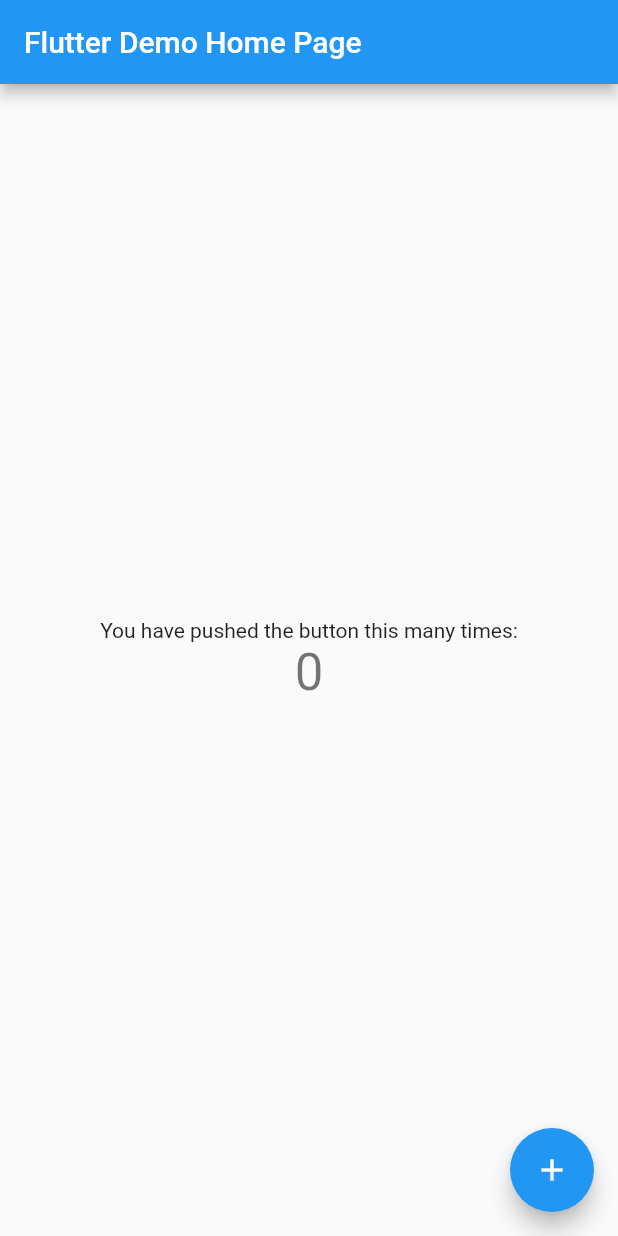
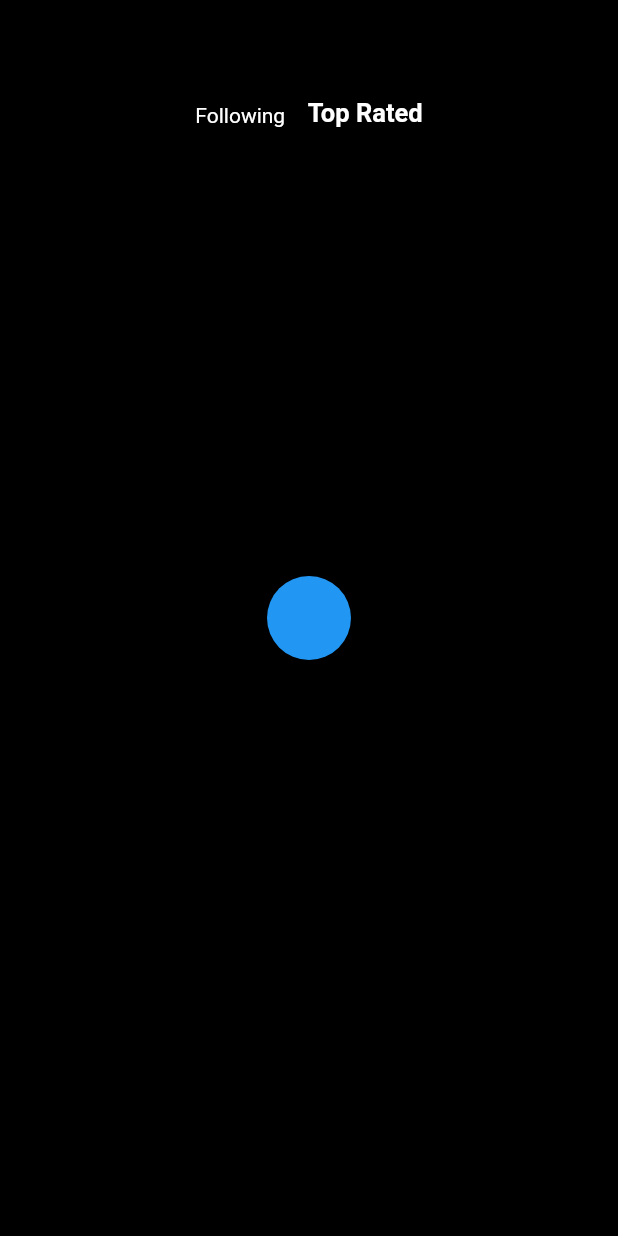
Before and after one commit to Satyam-Jaiswal/Memy, a Flutter app: the screen it shows after launch, on a phone screen of 412 x 824 dp. Run offline on Flutter 3.47's test engine with Material 2 defaults, Android fonts, the phone set to English and light mode, and no system bars.

Commit message:
UI under development

```diff
--- /dev/null
+++ b/lib/Screens/Home.dart
@@ -0,0 +1,67 @@
+import 'package:flutter/material.dart';
+
+import 'Profile.dart';
+
+class Home extends StatefulWidget {
+  @override
+  _HomeState createState() => _HomeState();
+}
+
+class _HomeState extends State<Home> {
+  Widget get middleSection => Container();
+
+  Widget get topSection => Container(
+        height: 100.0,
+        padding: EdgeInsets.only(bottom: 15.0),
+        alignment: Alignment(0.0, 1.0),
+        child: Row(
+            crossAxisAlignment: CrossAxisAlignment.end,
+            mainAxisSize: MainAxisSize.min,
+            children: <Widget>[
+              Text('Following'),
+              Container(
+                width: 15.0,
+              ),
+              Text('Top Rated',
+                  style: TextStyle(fontSize: 17.0, fontWeight: FontWeight.bold))
+            ]),
+      );
+
+  Widget screenUI() {
+    return Column(
+      mainAxisAlignment: MainAxisAlignment.spaceBetween,
+      children: <Widget>[
+        topSection,
+      ],
+    );
+  }
+
+  @override
+  Widget build(BuildContext context) {
+    return Scaffold(
+      backgroundColor: Colors.black,
+      body: Stack(
+        children: <Widget>[
+          Column(
+            children: <Widget>[
+              middleSection,
+            ],
+          ),
+          screenUI(),
+          Container(
+            child: Center(
+              child: FloatingActionButton(
+                onPressed: () {
+                  Navigator.push(
+                    context,
+                    MaterialPageRoute(builder: (context) => Profile()),
+                  );
+                },
+              ),
+            ),
+          )
+        ],
+      ),
+    );
+  }
+}
--- /dev/null
+++ b/lib/Screens/Profile.dart
@@ -0,0 +1,20 @@
+import 'package:flutter/material.dart';
+
+class Profile extends StatefulWidget {
+  @override
+  _ProfileState createState() => _ProfileState();
+}
+
+class _ProfileState extends State<Profile> {
+  @override
+  Widget build(BuildContext context) {
+    return Scaffold(
+      backgroundColor: Colors.white,
+      body: Center(
+          child: Text(
+        "Bhai profile wala page tu sambhal",
+        style: TextStyle(color: Colors.amber, fontSize: 25),
+      )),
+    );
+  }
+}
--- a/lib/main.dart
+++ b/lib/main.dart
@@ -1,74 +1,26 @@
 import 'package:flutter/material.dart';
 
-void main() {
-  runApp(MyApp());
-}
+import 'Screens/Home.dart';
+
+
+void main() => runApp(MyApp());
+
 
 class MyApp extends StatelessWidget {
-
   @override
   Widget build(BuildContext context) {
     return MaterialApp(
-      title: 'Flutter Demo',
+      debugShowCheckedModeBanner: false,
+      title: "Memy",
       theme: ThemeData(
+         // Uncomment in phase 3 to apply white to text
+        textTheme: Theme.of(context).textTheme.apply(
+          bodyColor: Colors.white,
+          displayColor: Colors.white
+        ),
+      ),
+      home: Home(),
 
-        primarySwatch: Colors.blue,
-
-        visualDensity: VisualDensity.adaptivePlatformDensity,
-      ),
-      home: MyHomePage(title: 'Flutter Demo Home Page'),
     );
   }
 }
-
-class MyHomePage extends StatefulWidget {
-  MyHomePage({Key key, this.title}) : super(key: key);
-
-  final String title;
-
-  @override
-  _MyHomePageState createState() => _MyHomePageState();
-}
-
-class _MyHomePageState extends State<MyHomePage> {
-  int _counter = 0;
-
-  void _incrementCounter() {
-    setState(() {
-
-      _counter++;
-    });
-  }
-
-  @override
-  Widget build(BuildContext context) {
-
-    return Scaffold(
-      appBar: AppBar(
-
-        title: Text(widget.title),
-      ),
-      body: Center(
-
-        child: Column(
-
-          mainAxisAlignment: MainAxisAlignment.center,
-          children: <Widget>[
-            Text(
-              'You have pushed the button this many times:',
-            ),
-            Text(
-              '$_counter',
-              style: Theme.of(context).textTheme.headline4,
-            ),
-          ],
-        ),
-      ),
-      floatingActionButton: FloatingActionButton(
-        onPressed: _incrementCounter,
-        tooltip: 'Increment',
-        child: Icon(Icons.add),
-      ),
-    );
-  }
-}
```
